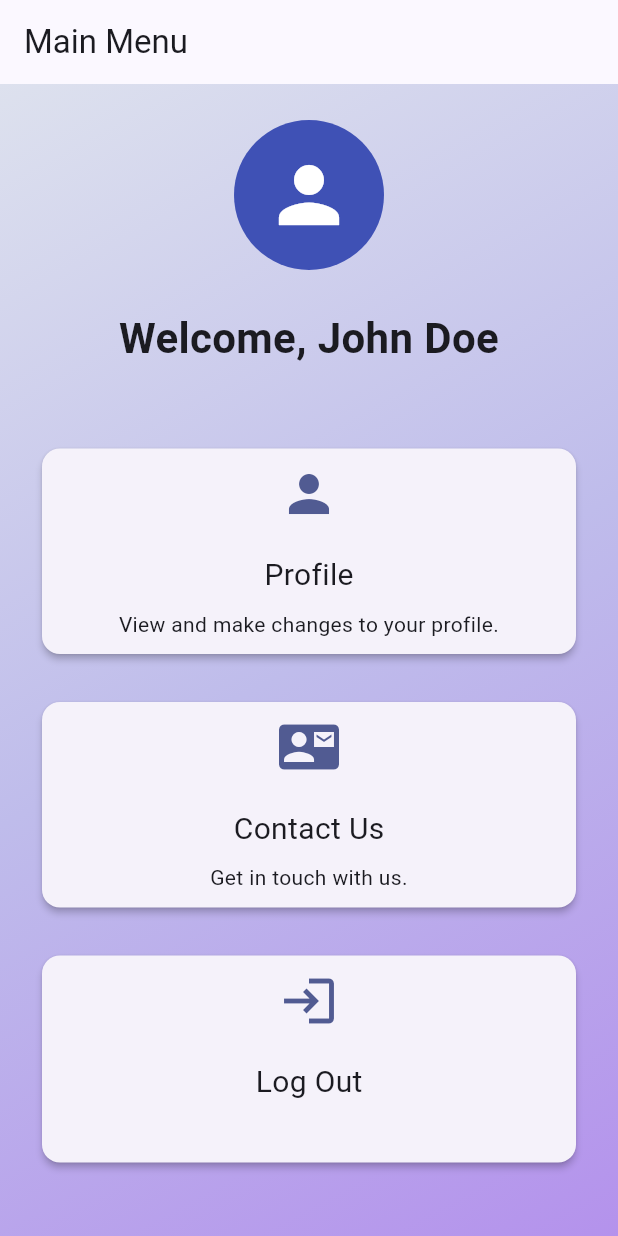
After one commit to jesseabuys/flutter-intern-poc, a Flutter app: the MainMenuPage screen opened directly, on a phone screen of 412 x 824 dp. The commit adds this screen. Run offline on Flutter 3.47's test engine with Material 3 defaults, Android fonts, the phone set to English and light mode, and no system bars.

Commit message:
feature[mainmenu]: mainmenu screen added and allows navigation Also added placeholder files for the different screens for testing.

```diff
--- /dev/null
+++ b/flutter_application_poc/lib/SharedWidgets/GradientScaffold.dart
@@ -0,0 +1,35 @@
+import 'package:flutter/material.dart';
+
+class GradientScaffold extends StatelessWidget {
+  final Widget child;
+  final PreferredSizeWidget? appBar;
+
+  const GradientScaffold({
+    super.key,
+    required this.child,
+    this.appBar,
+  });
+
+  @override
+  Widget build(BuildContext context) {
+    return Scaffold(
+      appBar: appBar,
+      body: Container(
+        decoration: const BoxDecoration(
+          gradient: LinearGradient(
+            begin: Alignment.topLeft,
+            end: Alignment.bottomRight,
+            colors: [
+              Color.fromARGB(255, 221, 225, 238),
+              Color.fromARGB(255, 191, 188, 235),
+              Color.fromARGB(255, 180, 146, 236),
+            ],
+          ),
+        ),
+        child: SafeArea(
+          child: child,
+        ),
+      ),
+    );
+  }
+}
--- /dev/null
+++ b/flutter_application_poc/lib/screens/MainMenuPage.dart
@@ -0,0 +1,140 @@
+import 'package:flutter/material.dart';
+import 'package:flutter_application_poc/screens/LoginPage.dart';
+import 'package:flutter_application_poc/screens/ProfilePage.dart';
+import 'package:flutter_application_poc/screens/ContactUsPage.dart';
+import 'package:flutter_application_poc/SharedWidgets/GradientScaffold.dart';
+
+class MainMenuPage extends StatelessWidget {
+  const MainMenuPage({super.key});
+
+@override
+Widget build(BuildContext context) {
+  return GradientScaffold(
+    appBar: AppBar(
+      title: const Text('Main Menu'),
+    ),
+    child: Padding(
+      padding: const EdgeInsets.all(24),
+      child: Column(
+        crossAxisAlignment: CrossAxisAlignment.stretch,
+        children: [
+
+          const CircleAvatar(
+            radius: 50,
+            backgroundColor: Colors.indigo,
+            child: Icon(
+              Icons.person,
+              size: 60,
+              color: Colors.white,
+            ),
+          ),
+
+          const SizedBox(height: 25),
+
+        // Welcome message
+          const Text(
+            'Welcome, John Doe',
+            textAlign: TextAlign.center,
+            style: TextStyle(
+              fontSize: 28,
+              fontWeight: FontWeight.bold,
+            ),
+          ),
+
+        const SizedBox(height: 50),
+
+          _MenuCard(
+            icon: Icons.person,
+            label: 'Profile',
+            onTap: () {
+              Navigator.push(
+                context,
+                MaterialPageRoute(
+                  builder: (context) => const ProfilePage(),
+                ),
+              );
+            },
+            description: 'View and make changes to your profile.',
+          ),
+
+          const SizedBox(height: 24),
+
+          _MenuCard(
+            icon: Icons.contact_mail,
+            label: 'Contact Us',
+            onTap: () {
+              Navigator.push(
+                context,
+                MaterialPageRoute(
+                  builder: (context) => const ContactUsPage(),
+                ),
+              );
+            },
+            description: 'Get in touch with us.',
+          ),
+
+          const SizedBox(height: 24),
+
+          _MenuCard(
+            icon: Icons.login,
+            label: 'Log Out',
+            onTap: () => _handleLogout(context),
+            description: '',
+          ),
+
+        ],
+      ),
+    ),
+  );
+}
+
+  Future<void> _handleLogout(BuildContext context) async {
+    Navigator.pushAndRemoveUntil(
+      context,
+      MaterialPageRoute(builder: (context) => const MyLoginPage()),
+      (route) => false,
+    );
+  }
+}
+
+class _MenuCard extends StatelessWidget {
+  final IconData icon;
+  final String label;
+  final VoidCallback onTap;
+  final String description;
+
+  const _MenuCard({
+    required this.icon,
+    required this.label,
+    required this.onTap,
+    required this.description,
+
+  });
+
+  @override
+  Widget build(BuildContext context) {
+    return Card(
+      elevation: 2,
+      shape: RoundedRectangleBorder(borderRadius: BorderRadius.circular(12)),
+      child: InkWell(
+        borderRadius: BorderRadius.circular(12),
+        onTap: onTap,
+        child: Column(
+          mainAxisAlignment: MainAxisAlignment.center,
+          children: [
+            const SizedBox(height: 10),
+
+            Icon(icon, size: 40, color: Theme.of(context).primaryColor),
+            const SizedBox(height: 20),
+
+            Text(label, style: const TextStyle(fontSize: 20)),
+            const SizedBox(height: 8),
+
+            Text(description,textAlign: TextAlign.center, style: TextStyle(fontSize: 14)),
+            const SizedBox(height: 10),
+          ],
+        ),
+      ),
+    );
+  }
+}
```
Also changed, not shown: flutter_application_poc/lib/screens/ContactUsPage.dart (added, +23 -0 lines), flutter_application_poc/lib/screens/ProfilePage.dart (added, +23 -0 lines), flutter_application_poc/lib/screens/loginpage.dart (+10 -19 lines), flutter_application_poc/lib/screens/loginscreen-code.png (added).
